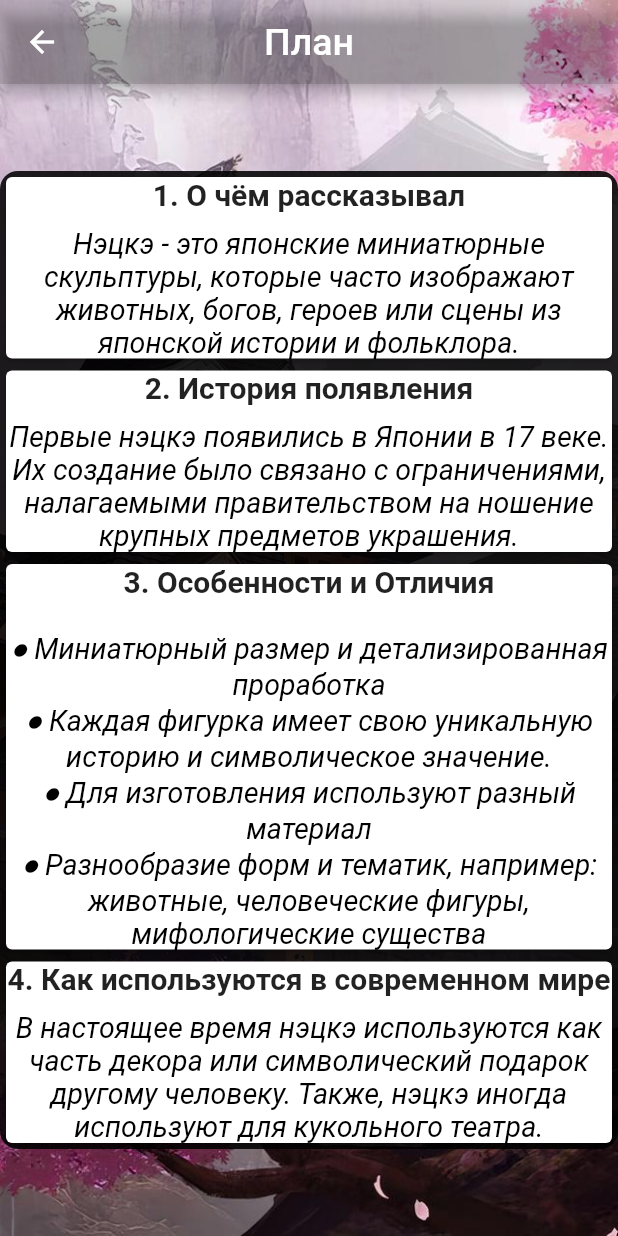
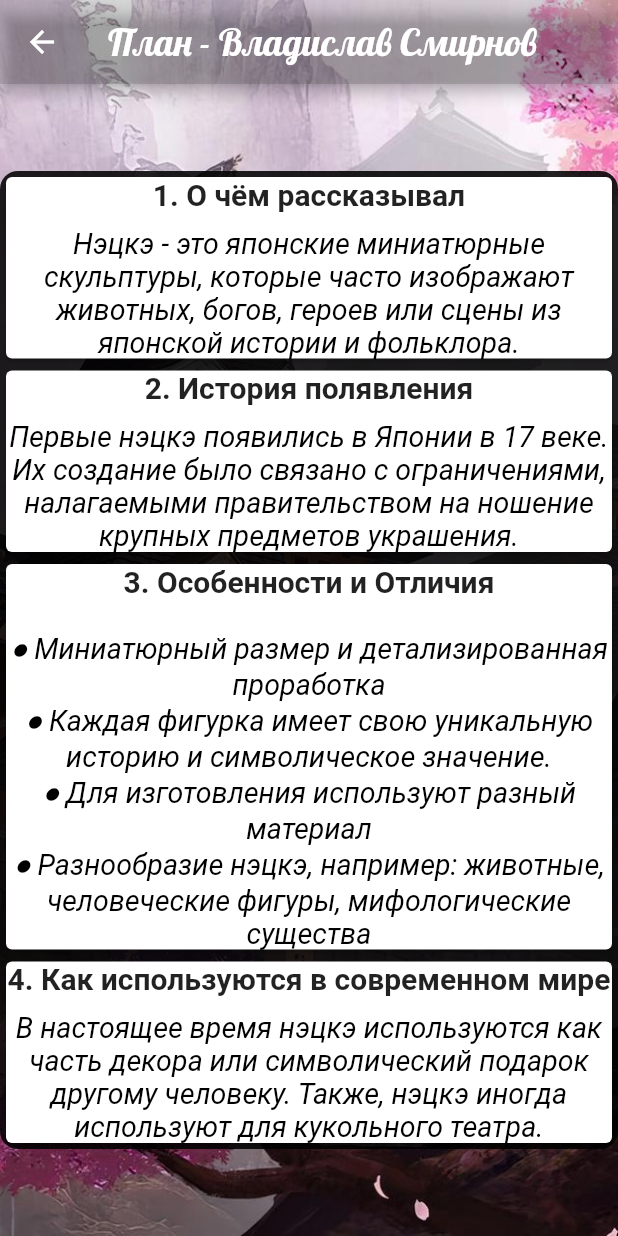
Before and after one commit to DaDaDaTheoryNow/Catalog-Netsuke, a Flutter app: the screen it shows after launch, after a tap on "План", on a phone screen of 412 x 824 dp. Run offline on Flutter 3.47's test engine with Material 2 defaults, Android fonts, the phone set to English and light mode, and no system bars.

Commit message:
some changes

```diff
--- a/lib/presentation/pages/home.dart
+++ b/lib/presentation/pages/home.dart
@@ -127,7 +127,23 @@ class HomePage extends StatelessWidget {
                   ),
                 );
               },
-            )
+            ),
+
+            // author
+            SliverToBoxAdapter(
+              child: Container(
+                margin: const EdgeInsets.only(top: 10),
+                child: const Text(
+                  "All made by Vladislav Smirnov - 7V",
+                  textAlign: TextAlign.center,
+                  style: TextStyle(
+                    fontSize: 16,
+                    color: Colors.grey,
+                    fontStyle: FontStyle.italic,
+                  ),
+                ),
+              ),
+            ),
           ],
         ),
       ),
--- a/lib/presentation/pages/plan_page.dart
+++ b/lib/presentation/pages/plan_page.dart
@@ -20,8 +20,8 @@ class PlanPage extends StatelessWidget {
       appBar: AppBar(
         centerTitle: true,
         title: const Text(
-          "План",
-          style: TextStyle(fontSize: 25),
+          "План - Владислав Смирнов",
+          style: TextStyle(fontSize: 25, fontFamily: "Lobster"),
         ),
         backgroundColor: Colors.black12,
       ),
@@ -120,7 +120,7 @@ class PlanPage extends StatelessWidget {
                                         textAlign: TextAlign.center,
                                         style: fontStyle),
                                     Text(
-                                        "● Разнообразие форм и тематик, например: животные, человеческие фигуры, мифологические существа",
+                                        "● Разнообразие нэцкэ, например: животные, человеческие фигуры, мифологические существа",
                                         textAlign: TextAlign.center,
                                         style: fontStyle),
                                   ],
```
